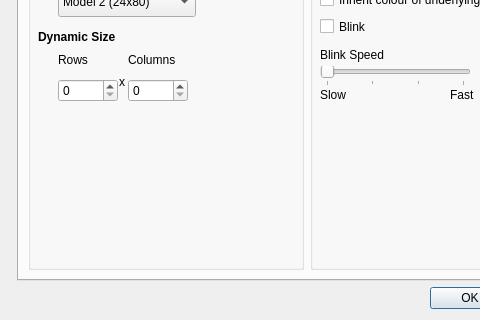
Above: Settings.ui from HobbitHacker/Q3270 before the change; both pictures show x 0 to 480 and y 110 to 430 of the 607 by 430 pixel window. Below: the same form after it.
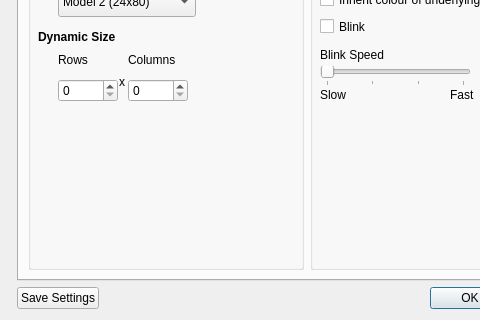
That is the form after the change. The open tabs and pages were chosen to show the change.

The edit to the form file:
```diff
--- a/Settings.ui
+++ b/Settings.ui
@@ -580,6 +580,13 @@
      <property name="spacing">
       <number>6</number>
      </property>
+     <item>
+      <widget class="QPushButton" name="saveButton">
+       <property name="text">
+        <string>Save Settings</string>
+       </property>
+      </widget>
+     </item>
      <item>
       <spacer name="horizontalSpacer">
        <property name="orientation">
```
Left out of the diff: 22 changed lines with no effect on the pictures.
